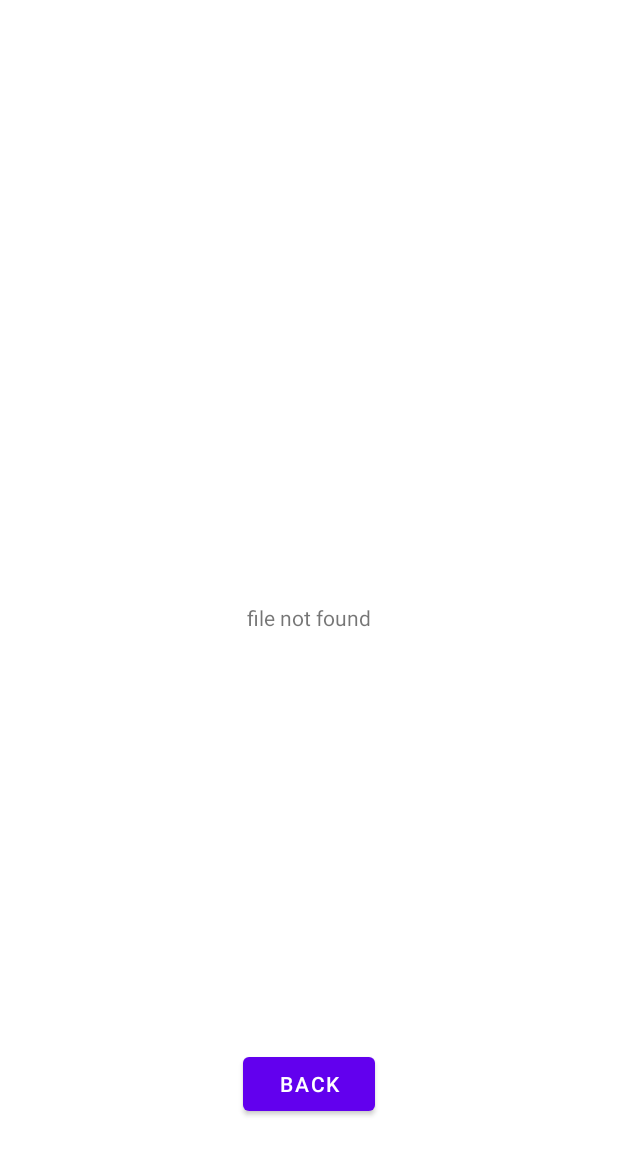
After one commit to ryanmarv11/CS441Project6, an Android app: the Leaderboard screen opened directly, with no data from a screen before it, on a phone screen of 412 x 824 dp. The commit adds this screen. Shown: the top 1155 px of the screen. Run offline under Robolectric (Android 15) with nearby library versions, the phone set to English and light mode, and no system bars.

Commit message:
for some reason i cannot get the leaderboard file finder to work, going to ask about it in class

```diff
--- a/app/build.gradle
+++ b/app/build.gradle
@@ -36,4 +36,6 @@ dependencies {
     testImplementation 'junit:junit:4.+'
     androidTestImplementation 'androidx.test.ext:junit:1.1.2'
     androidTestImplementation 'androidx.test.espresso:espresso-core:3.3.0'
+    implementation 'com.google.android.gms:play-services-games:18.0.1'
+    implementation 'com.google.android.gms:play-services-games:17.0.0'
 }
--- a/app/src/main/AndroidManifest.xml
+++ b/app/src/main/AndroidManifest.xml
@@ -9,7 +9,9 @@
         android:roundIcon="@mipmap/ic_launcher_round"
         android:supportsRtl="true"
         android:theme="@style/Theme.CS441Project6">
-        <activity android:name=".Game"></activity>
+        <activity android:name=".Instructions"></activity>
+        <activity android:name=".Leaderboard" />
+        <activity android:name=".Game" />
         <activity android:name=".Dashboard" />
         <activity android:name=".MainActivity">
             <intent-filter>
--- /dev/null
+++ b/app/src/main/java/com/example/cs441project6/Leaderboard.java
@@ -0,0 +1,77 @@
+package com.example.cs441project6;
+
+import androidx.appcompat.app.AppCompatActivity;
+
+import android.content.Intent;
+import android.content.SharedPreferences;
+import android.os.Bundle;
+import android.view.View;
+import android.widget.Button;
+import android.widget.TextView;
+
+import org.w3c.dom.Text;
+
+import java.io.File;
+import java.io.FileInputStream;
+import java.io.FileNotFoundException;
+import java.io.FileOutputStream;
+
+public class Leaderboard extends AppCompatActivity {
+
+    private Button backButton;
+    private TextView textBox;
+    int num0, num1, num2, num3, num4, num5, num6, num7, num8, num9, num10;
+    int lastScore;
+    @Override
+    protected void onCreate(Bundle savedInstanceState) {
+        super.onCreate(savedInstanceState);
+        setContentView(R.layout.activity_leaderboard);
+        File file;
+        textBox = (TextView) findViewById(R.id.textBox);
+
+        backButton = (Button) findViewById(R.id.backButton);
+        backButton.setOnClickListener(new View.OnClickListener(){
+            @Override
+            public void onClick(View v) {
+                Intent intent = new Intent(Leaderboard.this, Dashboard.class);
+                startActivity(intent);
+                finish();
+            }
+        });
+
+        SharedPreferences preferences = getSharedPreferences("PREFS", 0);
+        lastScore = preferences.getInt("lastScore", 0);
+
+        file = new File(getApplicationContext().getFilesDir(), "ScoreLeaderboard.txt");
+        if(file.exists())
+        {
+            textBox.setText("file found");
+        }
+        else
+        {
+            textBox.setText("file not found");
+            /*String FILENAME = "ScoreLeaderboard";
+            String string = "0\n0\n0\n0\n0\n0\n0\n0\n0\n0\n0\n";
+            FileOutputStream fos;
+            try {
+                fos = openFileOutput(FILENAME, this.MODE_WORLD_WRITEABLE);
+
+            } catch (FileNotFoundException e) {
+                e.printStackTrace();
+            }
+            */
+
+
+        }
+
+    }
+
+    @Override
+    public void onBackPressed(){
+        super.onBackPressed();
+
+        Intent intent = new Intent(Leaderboard.this, Game.class);
+        startActivity(intent);
+        finish();
+    }
+}
--- a/app/src/main/res/layout/activity_game.xml
+++ b/app/src/main/res/layout/activity_game.xml
@@ -112,12 +112,14 @@
         android:layout_width="wrap_content"
         android:layout_height="wrap_content"
         android:text="SUBMIT"
+        android:visibility="gone"
         app:layout_constraintBottom_toBottomOf="parent"
         app:layout_constraintHorizontal_bias="0.909"
         app:layout_constraintLeft_toLeftOf="parent"
         app:layout_constraintRight_toRightOf="parent"
         app:layout_constraintTop_toTopOf="parent"
-        app:layout_constraintVertical_bias="0.65" />
+        app:layout_constraintVertical_bias="0.65"
+        />
 
     <Button
         android:id="@+id/nextButton"
--- /dev/null
+++ b/app/src/main/res/layout/activity_leaderboard.xml
@@ -0,0 +1,33 @@
+<?xml version="1.0" encoding="utf-8"?>
+<androidx.constraintlayout.widget.ConstraintLayout xmlns:android="http://schemas.android.com/apk/res/android"
+    xmlns:app="http://schemas.android.com/apk/res-auto"
+    xmlns:tools="http://schemas.android.com/tools"
+    android:layout_width="match_parent"
+    android:layout_height="match_parent"
+    tools:context=".Leaderboard">
+
+    <Button
+        android:layout_width="wrap_content"
+        android:layout_height="wrap_content"
+        android:id="@+id/backButton"
+        android:text="BACK"
+        app:layout_constraintLeft_toLeftOf="parent"
+        app:layout_constraintRight_toRightOf="parent"
+        app:layout_constraintTop_toTopOf="parent"
+        app:layout_constraintBottom_toBottomOf="parent"
+        app:layout_constraintHorizontal_bias=".5"
+        app:layout_constraintVertical_bias=".9"
+        />
+
+    <TextView
+        android:layout_width="match_parent"
+        android:layout_height="match_parent"
+        android:id="@+id/textBox"
+        android:gravity="center"
+        app:layout_constraintLeft_toLeftOf="parent"
+        app:layout_constraintRight_toRightOf="parent"
+        app:layout_constraintTop_toTopOf="parent"
+        app:layout_constraintBottom_toBottomOf="parent"
+        />
+
+</androidx.constraintlayout.widget.ConstraintLayout>
```
Also changed, not shown: app/src/main/java/com/example/cs441project6/Dashboard.java (+23 -2 lines), app/src/main/java/com/example/cs441project6/Game.java (+70 -8 lines), app/src/main/java/com/example/cs441project6/Instructions.java (added, +40 -0 lines), app/src/main/res/layout/activity_instructions.xml (added, +33 -0 lines), gradle/wrapper/gradle-wrapper.properties, 1 other file.
